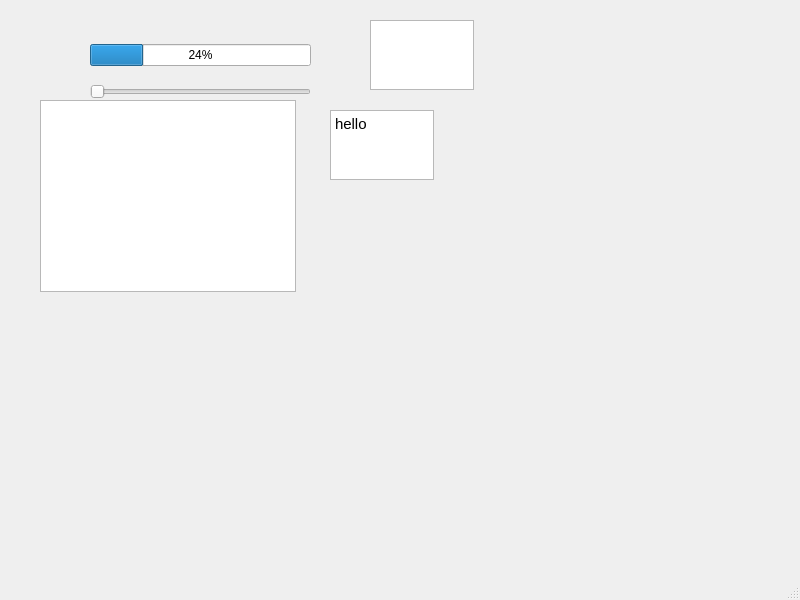
First picture: the form in client_software/mainwindow.ui, repository karim-hafez77/Backing_online_system, before the edit.
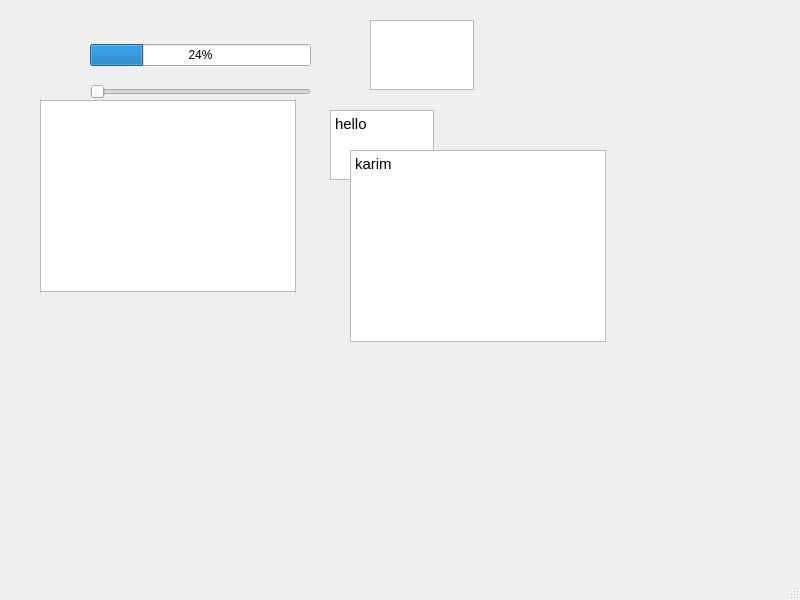
Second picture: the form after the edit.

Diff of the .ui file:
```diff
--- a/client_software/mainwindow.ui
+++ b/client_software/mainwindow.ui
@@ -52,7 +52,7 @@
      </rect>
     </property>
    </widget>
-   <widget class="QWidget" name="">
+   <widget class="QWidget" name="layoutWidget">
     <property name="geometry">
      <rect>
       <x>90</x>
@@ -78,6 +78,23 @@
      </item>
     </layout>
    </widget>
+   <widget class="QTextBrowser" name="textBrowser_2">
+    <property name="geometry">
+     <rect>
+      <x>350</x>
+      <y>150</y>
+      <width>256</width>
+      <height>192</height>
+     </rect>
+    </property>
+    <property name="html">
+     <string>&lt;!DOCTYPE HTML PUBLIC &quot;-//W3C//DTD HTML 4.0//EN&quot; &quot;http://www.w3.org/TR/REC-html40/strict.dtd&quot;&gt;
+&lt;html&gt;&lt;head&gt;&lt;meta name=&quot;qrichtext&quot; content=&quot;1&quot; /&gt;&lt;meta charset=&quot;utf-8&quot; /&gt;&lt;style type=&quot;text/css&quot;&gt;
+p, li { white-space: pre-wrap; }
+&lt;/style&gt;&lt;/head&gt;&lt;body style=&quot; font-family:'Ubuntu'; font-size:11pt; font-weight:400; font-style:normal;&quot;&gt;
+&lt;p style=&quot; margin-top:0px; margin-bottom:0px; margin-left:0px; margin-right:0px; -qt-block-indent:0; text-indent:0px;&quot;&gt;karim&lt;/p&gt;&lt;/body&gt;&lt;/html&gt;</string>
+    </property>
+   </widget>
   </widget>
   <widget class="QMenuBar" name="menubar">
    <property name="geometry">
```
